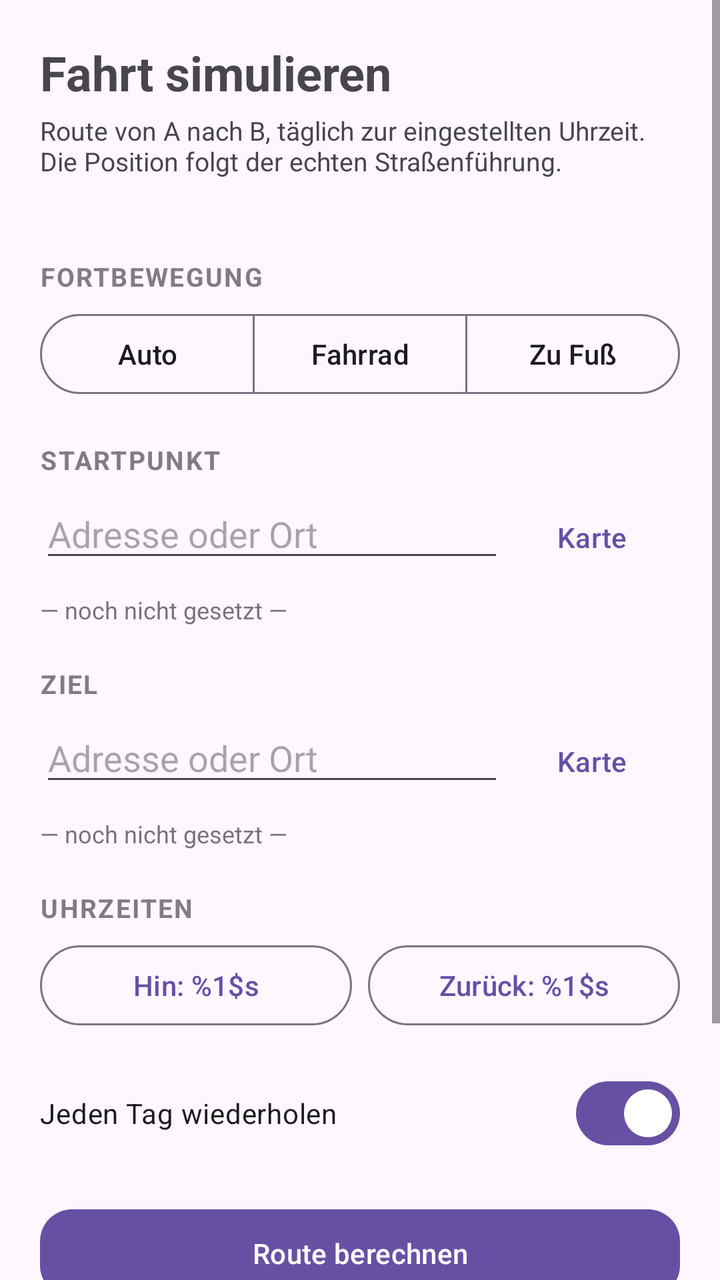
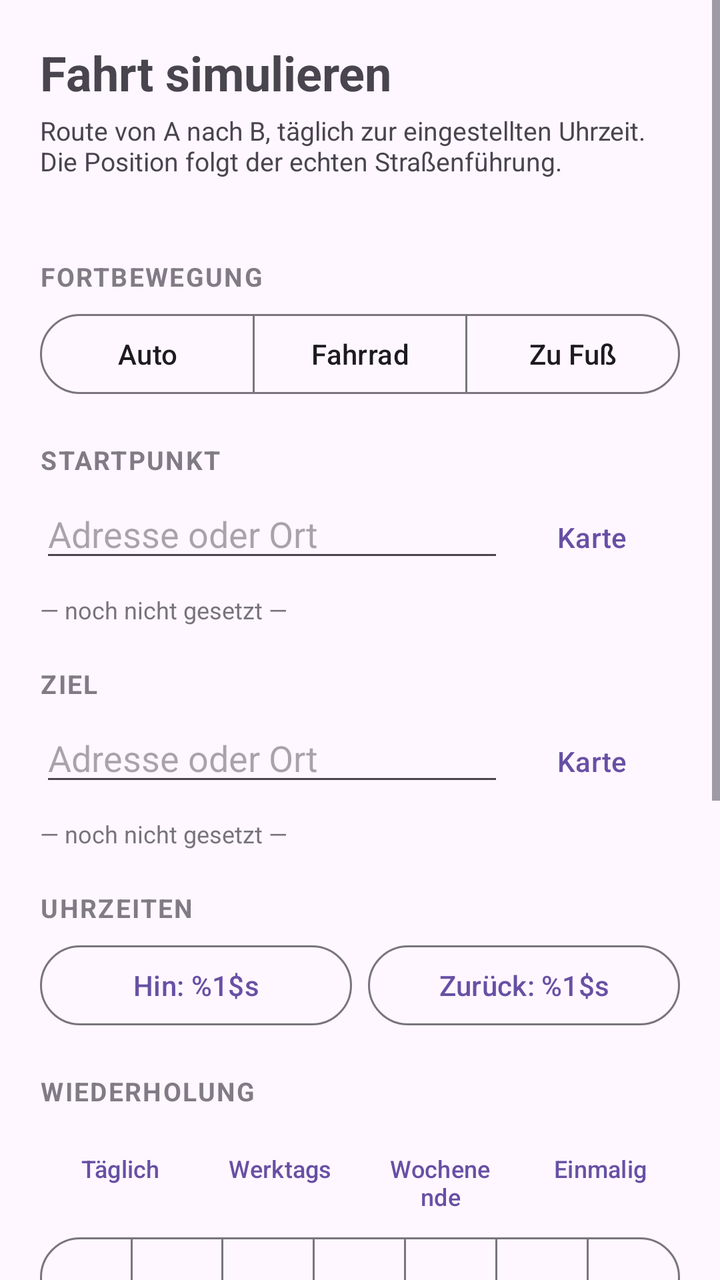

Compare the two renders of this Android layout. The source of the first and the diff that turns it into the second are given below.
<!-- AndroidManifest.xml: application theme Theme.GpsMock -->
<!-- res/layout/activity_trip.xml -->
<?xml version="1.0" encoding="utf-8"?>
<ScrollView xmlns:android="http://schemas.android.com/apk/res/android"
    xmlns:app="http://schemas.android.com/apk/res-auto"
    android:id="@+id/scroll"
    android:layout_width="match_parent"
    android:layout_height="match_parent"
    android:fillViewport="true">

    <LinearLayout
        android:id="@+id/content"
        android:layout_width="match_parent"
        android:layout_height="wrap_content"
        android:orientation="vertical"
        android:padding="20dp">

        <TextView
            android:layout_width="match_parent"
            android:layout_height="wrap_content"
            android:text="@string/trip_title"
            android:textSize="24sp"
            android:textStyle="bold" />

        <TextView
            android:layout_width="match_parent"
            android:layout_height="wrap_content"
            android:layout_marginTop="4dp"
            android:layout_marginBottom="20dp"
            android:text="@string/trip_subtitle"
            android:textSize="13sp" />

        <TextView
            style="@style/SectionLabel"
            android:text="@string/trip_mode" />

        <com.google.android.material.button.MaterialButtonToggleGroup
            android:id="@+id/modeGroup"
            android:layout_width="match_parent"
            android:layout_height="wrap_content"
            app:selectionRequired="true"
            app:singleSelection="true">

            <com.google.android.material.button.MaterialButton
                android:id="@+id/modeCar"
                style="@style/Widget.Material3.Button.OutlinedButton"
                android:layout_width="0dp"
                android:layout_height="wrap_content"
                android:layout_weight="1"
                android:text="@string/mode_car" />

            <com.google.android.material.button.MaterialButton
                android:id="@+id/modeBike"
                style="@style/Widget.Material3.Button.OutlinedButton"
                android:layout_width="0dp"
                android:layout_height="wrap_content"
                android:layout_weight="1"
                android:text="@string/mode_bike" />

            <com.google.android.material.button.MaterialButton
                android:id="@+id/modeFoot"
                style="@style/Widget.Material3.Button.OutlinedButton"
                android:layout_width="0dp"
                android:layout_height="wrap_content"
                android:layout_weight="1"
                android:text="@string/mode_foot" />
        </com.google.android.material.button.MaterialButtonToggleGroup>

        <TextView
            style="@style/SectionLabel"
            android:text="@string/trip_start" />

        <LinearLayout
            android:layout_width="match_parent"
            android:layout_height="wrap_content"
            android:orientation="horizontal">

            <EditText
                android:id="@+id/startInput"
                android:layout_width="0dp"
                android:layout_height="wrap_content"
                android:layout_weight="1"
                android:hint="@string/trip_search_hint"
                android:importantForAutofill="no"
                android:inputType="text"
                android:maxLines="1" />

            <com.google.android.material.button.MaterialButton
                android:id="@+id/startFromMap"
                style="@style/Widget.Material3.Button.TextButton"
                android:layout_width="wrap_content"
                android:layout_height="wrap_content"
                android:text="@string/trip_from_map" />
        </LinearLayout>

        <TextView
            android:id="@+id/startResolved"
            style="@style/ResolvedLabel"
            android:text="@string/trip_not_set" />

        <TextView
            style="@style/SectionLabel"
            android:text="@string/trip_end" />

        <LinearLayout
            android:layout_width="match_parent"
            android:layout_height="wrap_content"
            android:orientation="horizontal">

            <EditText
                android:id="@+id/endInput"
                android:layout_width="0dp"
                android:layout_height="wrap_content"
                android:layout_weight="1"
                android:hint="@string/trip_search_hint"
                android:importantForAutofill="no"
                android:inputType="text"
                android:maxLines="1" />

            <com.google.android.material.button.MaterialButton
                android:id="@+id/endFromMap"
                style="@style/Widget.Material3.Button.TextButton"
                android:layout_width="wrap_content"
                android:layout_height="wrap_content"
                android:text="@string/trip_from_map" />
        </LinearLayout>

        <TextView
            android:id="@+id/endResolved"
            style="@style/ResolvedLabel"
            android:text="@string/trip_not_set" />

        <TextView
            style="@style/SectionLabel"
            android:text="@string/trip_times" />

        <LinearLayout
            android:layout_width="match_parent"
            android:layout_height="wrap_content"
            android:orientation="horizontal">

            <com.google.android.material.button.MaterialButton
                android:id="@+id/btnOutTime"
                style="@style/Widget.Material3.Button.OutlinedButton"
                android:layout_width="0dp"
                android:layout_height="wrap_content"
                android:layout_weight="1"
                android:text="@string/trip_out_time" />

            <com.google.android.material.button.MaterialButton
                android:id="@+id/btnReturnTime"
                style="@style/Widget.Material3.Button.OutlinedButton"
                android:layout_width="0dp"
                android:layout_height="wrap_content"
                android:layout_marginStart="8dp"
                android:layout_weight="1"
                android:text="@string/trip_return_time" />
        </LinearLayout>

        <com.google.android.material.materialswitch.MaterialSwitch
            android:id="@+id/switchDaily"
            android:layout_width="match_parent"
            android:layout_height="wrap_content"
            android:layout_marginTop="16dp"
            android:checked="true"
            android:text="@string/trip_daily" />

        <com.google.android.material.button.MaterialButton
            android:id="@+id/btnRoute"
            android:layout_width="match_parent"
            android:layout_height="52dp"
            android:layout_marginTop="20dp"
            android:text="@string/trip_calc"
            app:cornerRadius="16dp" />

        <TextView
            android:id="@+id/routeSummary"
            android:layout_width="match_parent"
            android:layout_height="wrap_content"
            android:layout_marginTop="12dp"
            android:textSize="14sp"
            android:visibility="gone" />

        <com.google.android.material.button.MaterialButton
            android:id="@+id/btnSaveStart"
            android:layout_width="match_parent"
            android:layout_height="52dp"
            android:layout_marginTop="16dp"
            android:enabled="false"
            android:text="@string/trip_activate"
            app:cornerRadius="16dp" />

        <com.google.android.material.button.MaterialButton
            android:id="@+id/btnTestNow"
            style="@style/Widget.Material3.Button.OutlinedButton"
            android:layout_width="match_parent"
            android:layout_height="52dp"
            android:layout_marginTop="8dp"
            android:enabled="false"
            android:text="@string/trip_test_now"
            app:cornerRadius="16dp" />

        <ProgressBar
            android:id="@+id/busy"
            android:layout_width="wrap_content"
            android:layout_height="wrap_content"
            android:layout_gravity="center_horizontal"
            android:layout_marginTop="16dp"
            android:visibility="gone" />

    </LinearLayout>
</ScrollView>
<!-- resources referenced by this layout -->
<resources>
  <string name="mode_bike">Fahrrad</string>
  <string name="mode_car">Auto</string>
  <string name="mode_foot">Zu Fuß</string>
  <string name="trip_activate">Fahrt aktivieren</string>
  <string name="trip_calc">Route berechnen</string>
  <string name="trip_daily">Jeden Tag wiederholen</string>
  <string name="trip_end">Ziel</string>
  <string name="trip_from_map">Karte</string>
  <string name="trip_mode">Fortbewegung</string>
  <string name="trip_not_set">— noch nicht gesetzt —</string>
  <string name="trip_out_time">Hin: %1$s</string>
  <string name="trip_return_time">Zurück: %1$s</string>
  <string name="trip_search_hint">Adresse oder Ort</string>
  <string name="trip_start">Startpunkt</string>
  <string name="trip_subtitle">Route von A nach B, täglich zur eingestellten Uhrzeit. Die Position folgt der echten Straßenführung.</string>
  <string name="trip_test_now">Jetzt sofort testen (einmalig)</string>
  <string name="trip_times">Uhrzeiten</string>
  <string name="trip_title">Fahrt simulieren</string>
  <style name="ResolvedLabel" parent="">
          <item name="android:layout_width">match_parent</item>
          <item name="android:layout_height">wrap_content</item>
          <item name="android:layout_marginTop">4dp</item>
          <item name="android:textSize">12sp</item>
          <item name="android:alpha">0.75</item>
      </style>
  <style name="SectionLabel" parent="">
          <item name="android:layout_width">match_parent</item>
          <item name="android:layout_height">wrap_content</item>
          <item name="android:layout_marginTop">20dp</item>
          <item name="android:layout_marginBottom">6dp</item>
          <item name="android:textSize">13sp</item>
          <item name="android:textStyle">bold</item>
          <item name="android:textAllCaps">true</item>
          <item name="android:letterSpacing">0.06</item>
          <item name="android:alpha">0.7</item>
      </style>
  <style name="Theme.GpsMock" parent="Theme.Material3.DayNight.NoActionBar">
          <item name="android:statusBarColor">@android:color/transparent</item>
      </style>
</resources>

<!-- the commit's change to res/layout/activity_trip.xml (unified diff, before → after) -->
@@ -155,13 +155,122 @@
                 android:text="@string/trip_return_time" />
         </LinearLayout>
 
+        <TextView
+            style="@style/SectionLabel"
+            android:text="@string/trip_repeat" />
+
+        <LinearLayout
+            android:layout_width="match_parent"
+            android:layout_height="wrap_content"
+            android:orientation="horizontal">
+
+            <com.google.android.material.button.MaterialButton
+                android:id="@+id/presetDaily"
+                style="@style/Widget.Material3.Button.TextButton"
+                android:layout_width="0dp"
+                android:layout_height="wrap_content"
+                android:layout_weight="1"
+                android:insetLeft="0dp"
+                android:insetRight="0dp"
+                android:minWidth="0dp"
+                android:text="@string/preset_daily"
+                android:textSize="12sp" />
+
+            <com.google.android.material.button.MaterialButton
+                android:id="@+id/presetWeekdays"
+                style="@style/Widget.Material3.Button.TextButton"
+                android:layout_width="0dp"
+                android:layout_height="wrap_content"
+                android:layout_weight="1"
+                android:insetLeft="0dp"
+                android:insetRight="0dp"
+                android:minWidth="0dp"
+                android:text="@string/preset_weekdays"
+                android:textSize="12sp" />
+
+            <com.google.android.material.button.MaterialButton
+                android:id="@+id/presetWeekend"
+                style="@style/Widget.Material3.Button.TextButton"
+                android:layout_width="0dp"
+                android:layout_height="wrap_content"
+                android:layout_weight="1"
+                android:insetLeft="0dp"
+                android:insetRight="0dp"
+                android:minWidth="0dp"
+                android:text="@string/preset_weekend"
+                android:textSize="12sp" />
+
+            <com.google.android.material.button.MaterialButton
+                android:id="@+id/presetOnce"
+                style="@style/Widget.Material3.Button.TextButton"
+                android:layout_width="0dp"
+                android:layout_height="wrap_content"
+                android:layout_weight="1"
+                android:insetLeft="0dp"
+                android:insetRight="0dp"
+                android:minWidth="0dp"
+                android:text="@string/preset_once"
+                android:textSize="12sp" />
+        </LinearLayout>
+
+        <com.google.android.material.button.MaterialButtonToggleGroup
+            android:id="@+id/dayGroup"
+            android:layout_width="match_parent"
+            android:layout_height="wrap_content"
+            android:layout_marginTop="4dp"
+            app:singleSelection="false">
+
+            <com.google.android.material.button.MaterialButton
+                android:id="@+id/dayMo"
+                style="@style/DayToggle"
+                android:text="@string/day_mo" />
+
+            <com.google.android.material.button.MaterialButton
+                android:id="@+id/dayTu"
+                style="@style/DayToggle"
+                android:text="@string/day_tu" />
+
+            <com.google.android.material.button.MaterialButton
+                android:id="@+id/dayWe"
+                style="@style/DayToggle"
+                android:text="@string/day_we" />
+
+            <com.google.android.material.button.MaterialButton
+                android:id="@+id/dayTh"
+                style="@style/DayToggle"
+                android:text="@string/day_th" />
+
+            <com.google.android.material.button.MaterialButton
+                android:id="@+id/dayFr"
+                style="@style/DayToggle"
+                android:text="@string/day_fr" />
+
+            <com.google.android.material.button.MaterialButton
+                android:id="@+id/daySa"
+                style="@style/DayToggle"
+                android:text="@string/day_sa" />
+
+            <com.google.android.material.button.MaterialButton
+                android:id="@+id/daySu"
+                style="@style/DayToggle"
+                android:text="@string/day_su" />
+        </com.google.android.material.button.MaterialButtonToggleGroup>
+
+        <TextView
+            android:id="@+id/repeatSummary"
+            style="@style/ResolvedLabel"
+            android:layout_marginTop="8dp" />
+
         <com.google.android.material.materialswitch.MaterialSwitch
-            android:id="@+id/switchDaily"
-            android:layout_width="match_parent"
-            android:layout_height="wrap_content"
-            android:layout_marginTop="16dp"
-            android:checked="true"
-            android:text="@string/trip_daily" />
+            android:id="@+id/switchAutoStart"
+            android:layout_width="match_parent"
+            android:layout_height="wrap_content"
+            android:layout_marginTop="20dp"
+            android:text="@string/trip_autostart" />
+
+        <TextView
+            style="@style/ResolvedLabel"
+            android:text="@string/trip_autostart_hint" />
 
         <com.google.android.material.button.MaterialButton
             android:id="@+id/btnRoute"
<!-- resource entries referenced after the edit -->
@@ -1,16 +1,29 @@
 <!-- resources referenced by this layout -->
 <resources>
+  <string name="day_fr">Fr</string>
+  <string name="day_mo">Mo</string>
+  <string name="day_sa">Sa</string>
+  <string name="day_su">So</string>
+  <string name="day_th">Do</string>
+  <string name="day_tu">Di</string>
+  <string name="day_we">Mi</string>
   <string name="mode_bike">Fahrrad</string>
   <string name="mode_car">Auto</string>
   <string name="mode_foot">Zu Fuß</string>
+  <string name="preset_daily">Täglich</string>
+  <string name="preset_once">Einmalig</string>
+  <string name="preset_weekdays">Werktags</string>
+  <string name="preset_weekend">Wochenende</string>
   <string name="trip_activate">Fahrt aktivieren</string>
+  <string name="trip_autostart">Automatisch starten</string>
+  <string name="trip_autostart_hint">Startet die Simulation kurz vor der Abfahrt von selbst. Android blockt Hintergrund-Starts manchmal — dann kommt stattdessen eine Benachrichtigung zum Antippen.</string>
   <string name="trip_calc">Route berechnen</string>
-  <string name="trip_daily">Jeden Tag wiederholen</string>
   <string name="trip_end">Ziel</string>
   <string name="trip_from_map">Karte</string>
   <string name="trip_mode">Fortbewegung</string>
   <string name="trip_not_set">— noch nicht gesetzt —</string>
   <string name="trip_out_time">Hin: %1$s</string>
+  <string name="trip_repeat">Wiederholung</string>
   <string name="trip_return_time">Zurück: %1$s</string>
   <string name="trip_search_hint">Adresse oder Ort</string>
   <string name="trip_start">Startpunkt</string>
@@ -18,6 +31,17 @@
   <string name="trip_test_now">Jetzt sofort testen (einmalig)</string>
   <string name="trip_times">Uhrzeiten</string>
   <string name="trip_title">Fahrt simulieren</string>
+  <style name="DayToggle" parent="Widget.Material3.Button.OutlinedButton">
+          <item name="android:layout_width">0dp</item>
+          <item name="android:layout_height">wrap_content</item>
+          <item name="android:layout_weight">1</item>
+          <item name="android:minWidth">0dp</item>
+          <item name="android:insetLeft">0dp</item>
+          <item name="android:insetRight">0dp</item>
+          <item name="android:paddingStart">0dp</item>
+          <item name="android:paddingEnd">0dp</item>
+          <item name="android:textSize">12sp</item>
+      </style>
   <style name="ResolvedLabel" parent="">
           <item name="android:layout_width">match_parent</item>
           <item name="android:layout_height">wrap_content</item>
